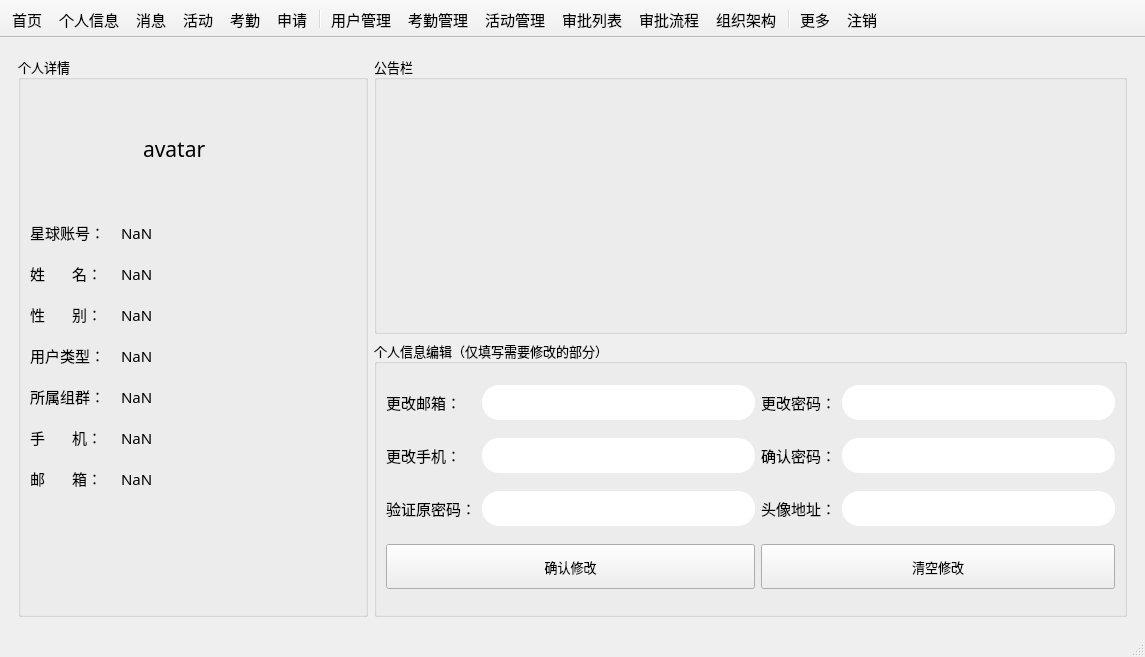
The window that mainwindow.ui (csthenry/weplanet-desktop) describes before a commit, drawn with Qt 5.
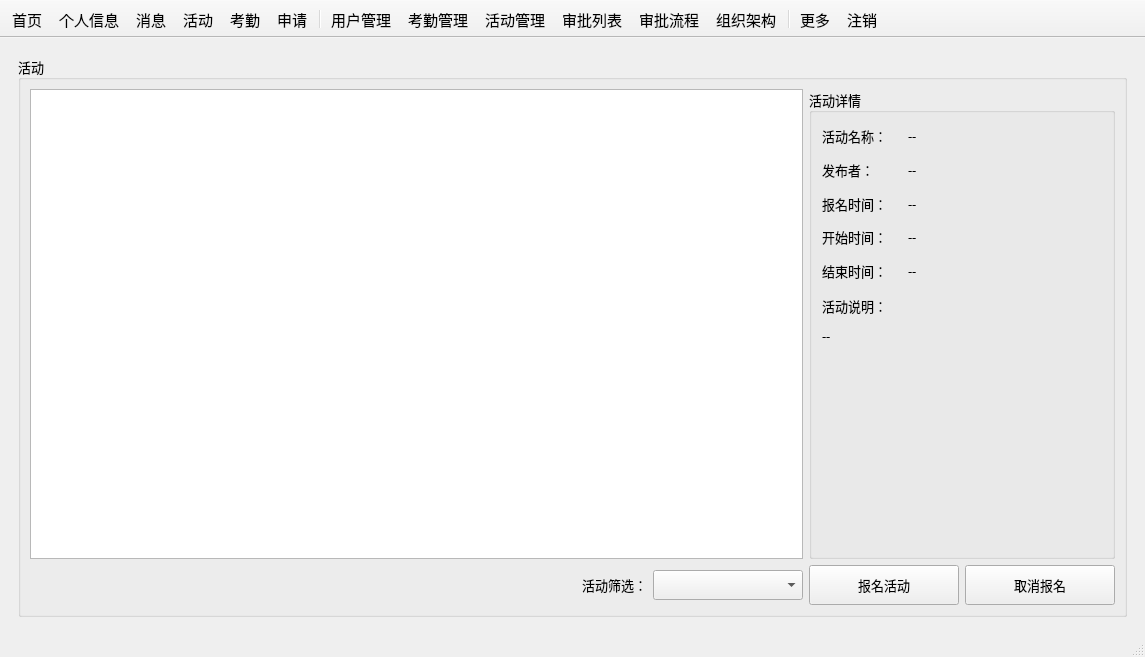
The same window after the commit. Icons and pictures are not drawn. Custom widgets are drawn as their Qt base class.

Commit message: 构建活动页面，新增一些图标，为活动、审批模块准备。

The edit to the form file:
```diff
--- a/mainwindow.ui
+++ b/mainwindow.ui
@@ -29,7 +29,7 @@
        </font>
       </property>
       <property name="currentIndex">
-       <number>1</number>
+       <number>3</number>
       </property>
       <widget class="QWidget" name="home">
        <layout class="QGridLayout" name="gridLayout_40">
@@ -664,7 +664,7 @@
            </property>
            <layout class="QGridLayout" name="gridLayout_20">
             <item row="0" column="0">
-             <widget class="QTableView" name="tableView_activity"/>
+             <widget class="QTableView" name="tableView_activityHome"/>
             </item>
            </layout>
           </widget>
@@ -1488,6 +1488,317 @@
         </item>
        </layout>
       </widget>
+      <widget class="QWidget" name="messagePage">
+       <layout class="QGridLayout" name="gridLayout_45">
+        <item row="0" column="0">
+         <widget class="QGroupBox" name="groupBox_34">
+          <property name="font">
+           <font>
+            <pointsize>10</pointsize>
+           </font>
+          </property>
+          <property name="title">
+           <string>消息收发</string>
+          </property>
+         </widget>
+        </item>
+       </layout>
+      </widget>
+      <widget class="QWidget" name="activityPage">
+       <layout class="QGridLayout" name="gridLayout_46">
+        <item row="1" column="0">
+         <widget class="QGroupBox" name="groupBox_35">
+          <property name="font">
+           <font>
+            <family>微软雅黑</family>
+            <pointsize>10</pointsize>
+           </font>
+          </property>
+          <property name="title">
+           <string>活动</string>
+          </property>
+          <layout class="QGridLayout" name="gridLayout_64">
+           <item row="0" column="0" colspan="3">
+            <widget class="QTableView" name="tableView_activity"/>
+           </item>
+           <item row="0" column="3" colspan="2">
+            <widget class="QGroupBox" name="groupBox_40">
+             <property name="title">
+              <string>活动详情</string>
+             </property>
+             <layout class="QGridLayout" name="gridLayout_63">
+              <item row="0" column="0">
+               <layout class="QGridLayout" name="gridLayout_48">
+                <item row="0" column="0">
+                 <widget class="QLabel" name="label_65">
+                  <property name="minimumSize">
+                   <size>
+                    <width>80</width>
+                    <height>0</height>
+                   </size>
+                  </property>
+                  <property name="maximumSize">
+                   <size>
+                    <width>80</width>
+                    <height>16777215</height>
+                   </size>
+                  </property>
+                  <property name="text">
+                   <string>活动名称：</string>
+                  </property>
+                 </widget>
+                </item>
+                <item row="0" column="1">
+                 <widget class="QLabel" name="label_actName">
+                  <property name="minimumSize">
+                   <size>
+                    <width>150</width>
+                    <height>0</height>
+                   </size>
+                  </property>
+                  <property name="text">
+                   <string>--</string>
+                  </property>
+                 </widget>
+                </item>
+                <item row="1" column="0">
+                 <widget class="QLabel" name="label_44">
+                  <property name="minimumSize">
+                   <size>
+                    <width>80</width>
+                    <height>0</height>
+                   </size>
+                  </property>
+                  <property name="maximumSize">
+                   <size>
+                    <width>80</width>
+                    <height>16777215</height>
+                   </size>
+                  </property>
+                  <property name="text">
+                   <string>发布者：</string>
+                  </property>
+                 </widget>
+                </item>
+                <item row="1" column="1">
+                 <widget class="QLabel" name="label_actAuthor">
+                  <property name="minimumSize">
+                   <size>
+                    <width>150</width>
+                    <height>0</height>
+                   </size>
+                  </property>
+                  <property name="text">
+                   <string>--</string>
+                  </property>
+                 </widget>
+                </item>
+                <item row="2" column="0">
+                 <widget class="QLabel" name="label_57">
+                  <property name="minimumSize">
+                   <size>
+                    <width>80</width>
+                    <height>0</height>
+                   </size>
+                  </property>
+                  <property name="maximumSize">
+                   <size>
+                    <width>80</width>
+                    <height>16777215</height>
+                   </size>
+                  </property>
+                  <property name="text">
+                   <string>报名时间：</string>
+                  </property>
+                 </widget>
+                </item>
+                <item row="2" column="1">
+                 <widget class="QLabel" name="label_actJoin">
+                  <property name="minimumSize">
+                   <size>
+                    <width>150</width>
+                    <height>0</height>
+                   </size>
+                  </property>
+                  <property name="text">
+                   <string>--</string>
+                  </property>
+                 </widget>
+                </item>
+                <item row="3" column="0">
+                 <widget class="QLabel" name="label_59">
+                  <property name="minimumSize">
+                   <size>
+                    <width>80</width>
+                    <height>0</height>
+                   </size>
+                  </property>
+                  <property name="maximumSize">
+                   <size>
+                    <width>80</width>
+                    <height>16777215</height>
+                   </size>
+                  </property>
+                  <property name="text">
+                   <string>开始时间：</string>
+                  </property>
+                 </widget>
+                </item>
+                <item row="3" column="1">
+                 <widget class="QLabel" name="label_actBegin">
+                  <property name="minimumSize">
+                   <size>
+                    <width>150</width>
+                    <height>0</height>
+                   </size>
+                  </property>
+                  <property name="text">
+                   <string>--</string>
+                  </property>
+                 </widget>
+                </item>
+                <item row="4" column="0">
+                 <widget class="QLabel" name="label_60">
+                  <property name="minimumSize">
+                   <size>
+                    <width>80</width>
+                    <height>0</height>
+                   </size>
+                  </property>
+                  <property name="maximumSize">
+                   <size>
+                    <width>80</width>
+                    <height>16777215</height>
+                   </size>
+                  </property>
+                  <property name="text">
+                   <string>结束时间：</string>
+                  </property>
+                 </widget>
+                </item>
+                <item row="4" column="1">
+                 <widget class="QLabel" name="label_actEnd">
+                  <property name="minimumSize">
+                   <size>
+                    <width>150</width>
+                    <height>0</height>
+                   </size>
+                  </property>
+                  <property name="text">
+                   <string>--</string>
+                  </property>
+                 </widget>
+                </item>
+               </layout>
+              </item>
+              <item row="1" column="0">
+               <widget class="QLabel" name="label_67">
+                <property name="minimumSize">
+                 <size>
+                  <width>80</width>
+                  <height>0</height>
+                 </size>
+                </property>
+                <property name="maximumSize">
+                 <size>
+                  <width>80</width>
+                  <height>30</height>
+                 </size>
+                </property>
+                <property name="text">
+                 <string>活动说明：</string>
+                </property>
+               </widget>
+              </item>
+              <item row="2" column="0">
+               <widget class="QLabel" name="label_actInfo">
+                <property name="minimumSize">
+                 <size>
+                  <width>280</width>
+                  <height>220</height>
+                 </size>
+                </property>
+                <property name="text">
+                 <string>--</string>
+                </property>
+                <property name="alignment">
+                 <set>Qt::AlignLeading|Qt::AlignLeft|Qt::AlignTop</set>
+                </property>
+                <property name="wordWrap">
+                 <bool>true</bool>
+                </property>
+               </widget>
+              </item>
+             </layout>
+            </widget>
+           </item>
+           <item row="1" column="0">
+            <spacer name="horizontalSpacer_3">
+             <property name="orientation">
+              <enum>Qt::Horizontal</enum>
+             </property>
+             <property name="sizeHint" stdset="0">
+              <size>
+               <width>527</width>
+               <height>20</height>
+              </size>
+             </property>
+            </spacer>
+           </item>
+           <item row="1" column="1">
+            <widget class="QLabel" name="label_38">
+             <property name="minimumSize">
+              <size>
+               <width>0</width>
+               <height>40</height>
+              </size>
+             </property>
+             <property name="text">
+              <string>活动筛选：</string>
+             </property>
+            </widget>
+           </item>
+           <item row="1" column="2">
+            <widget class="QComboBox" name="comboBox_activity">
+             <property name="minimumSize">
+              <size>
+               <width>150</width>
+               <height>30</height>
+              </size>
+             </property>
+            </widget>
+           </item>
+           <item row="1" column="3">
+            <widget class="QPushButton" name="btn_actJoin">
+             <property name="minimumSize">
+              <size>
+               <width>150</width>
+               <height>40</height>
+              </size>
+             </property>
+             <property name="text">
+              <string>报名活动</string>
+             </property>
+            </widget>
+           </item>
+           <item row="1" column="4">
+            <widget class="QPushButton" name="btn_actCancel">
+             <property name="minimumSize">
+              <size>
+               <width>150</width>
+               <height>40</height>
+              </size>
+             </property>
+             <property name="text">
+              <string>取消报名</string>
+             </property>
+            </widget>
+           </item>
+          </layout>
+         </widget>
+        </item>
+       </layout>
+      </widget>
       <widget class="QWidget" name="page_attend">
        <layout class="QGridLayout" name="gridLayout_38">
         <item row="0" column="0">
```
Left out of the diff: 254 changed lines with no effect on the pictures. The commit also changes 8 other files.
